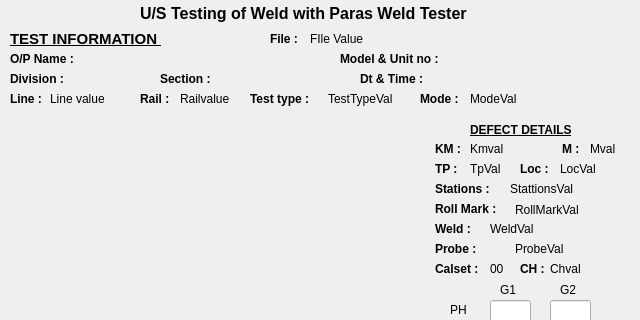
The window that previewscreen.ui (parashyd/WeldTester) describes before a commit, drawn with Qt 5; both pictures show x 0 to 640 and y 0 to 320 of the 640 by 480 pixel window.
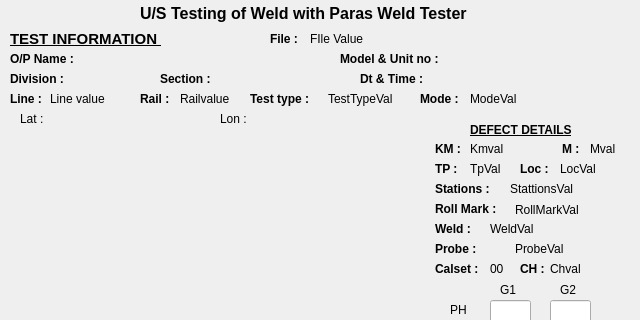
The same window after the commit. Custom widgets are drawn as their Qt base class.

Commit message: Added copy and delete functionalities in Open and changed File name of jpg and added gps in previewscreen and sorted date folders

```diff
--- a/previewscreen.ui
+++ b/previewscreen.ui
@@ -364,9 +364,9 @@
   <widget class="QLabel" name="label_Model">
    <property name="geometry">
     <rect>
-     <x>469</x>
+     <x>480</x>
      <y>50</y>
-     <width>81</width>
+     <width>61</width>
      <height>18</height>
     </rect>
    </property>
@@ -1436,7 +1436,7 @@
   <widget class="QLabel" name="label_Unit">
    <property name="geometry">
     <rect>
-     <x>560</x>
+     <x>550</x>
      <y>50</y>
      <width>61</width>
      <height>18</height>
@@ -1450,9 +1450,9 @@
    <property name="geometry">
     <rect>
      <x>10</x>
-     <y>120</y>
+     <y>130</y>
      <width>401</width>
-     <height>271</height>
+     <height>261</height>
     </rect>
    </property>
    <property name="font">
@@ -1461,6 +1461,58 @@
     </font>
    </property>
   </widget>
+  <widget class="QLabel" name="label_Lat_2">
+   <property name="geometry">
+    <rect>
+     <x>20</x>
+     <y>110</y>
+     <width>31</width>
+     <height>18</height>
+    </rect>
+   </property>
+   <property name="text">
+    <string>Lat :</string>
+   </property>
+  </widget>
+  <widget class="QLabel" name="label_latitude_2">
+   <property name="geometry">
+    <rect>
+     <x>60</x>
+     <y>110</y>
+     <width>111</width>
+     <height>18</height>
+    </rect>
+   </property>
+   <property name="text">
+    <string/>
+   </property>
+  </widget>
+  <widget class="QLabel" name="label_3">
+   <property name="geometry">
+    <rect>
+     <x>220</x>
+     <y>110</y>
+     <width>31</width>
+     <height>18</height>
+    </rect>
+   </property>
+   <property name="text">
+    <string>Lon :</string>
+   </property>
+  </widget>
+  <widget class="QLabel" name="label_logitude_2">
+   <property name="geometry">
+    <rect>
+     <x>260</x>
+     <y>110</y>
+     <width>111</width>
+     <height>20</height>
+    </rect>
+   </property>
+   <property name="text">
+    <string/>
+   </property>
+  </widget>
  </widget>
  <customwidgets>
   <customwidget>
```
The commit also changes 13 other files.
